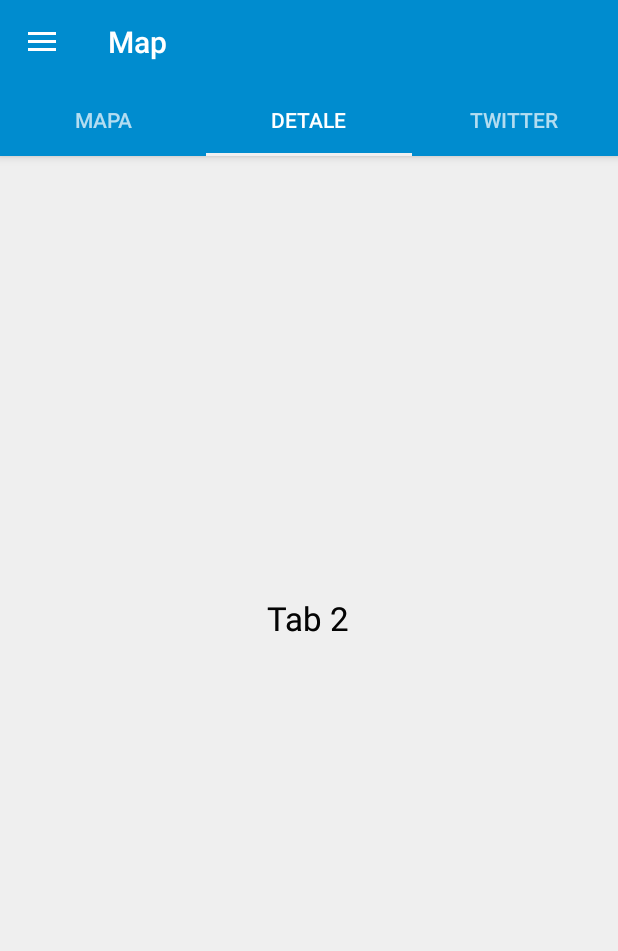
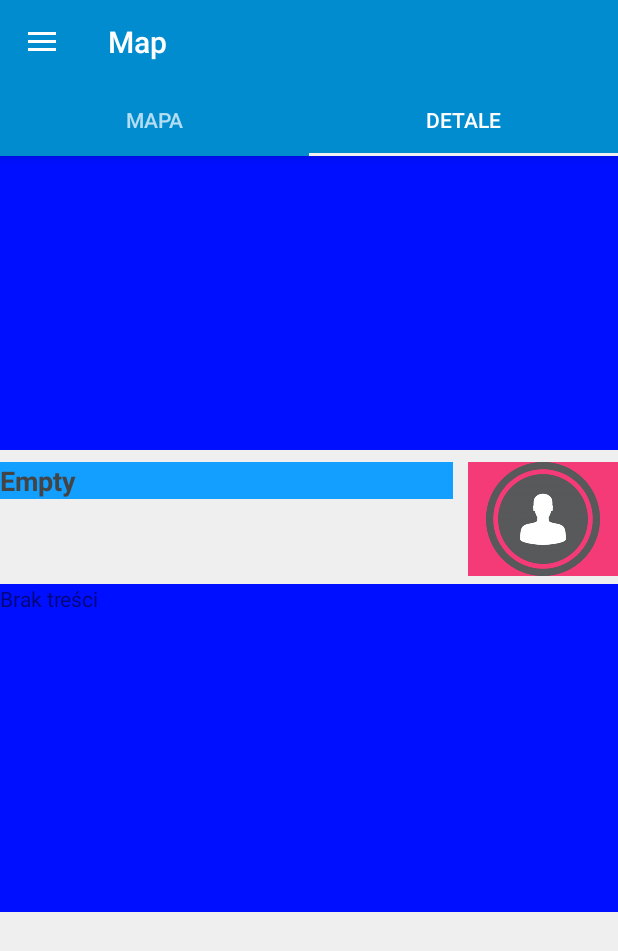
Before and after one commit to kmateuszssak/CityTourApp, an Android app: the fragment TabDetal placed in its activity, tab 2 chosen, on a phone screen of 412 x 824 dp. Shown: the top 951 px of the screen. Run offline under Robolectric (Android 15) with nearby library versions, the phone set to English and light mode, and no system bars; our stand-ins replace Firebase (no records; nobody signed in at launch, a user with empty details on screens opened directly), Volley; libraries missing offline, so code that uses them is left out: com.firebase.ui, com.twitter.sdk; network calls fail; 3 statements that could not run were skipped.

Commit message:
Nie działający tab_detal.xml

```diff
--- a/app/src/debug/res/values/google_maps_api.xml
+++ b/app/src/debug/res/values/google_maps_api.xml
@@ -20,5 +20,6 @@
     Once you have your key (it starts with "AIza"), replace the "google_maps_key"
     string in this file.
     -->
+    <!--<string name="google_maps_key" templateMergeStrategy="preserve" translatable="false">AIzaSyCL4G4LXQi9i4NXLpwW9LkduHqFFPJe7v0</string>-->
     <string name="google_maps_key" templateMergeStrategy="preserve" translatable="false">AIzaSyCL4G4LXQi9i4NXLpwW9LkduHqFFPJe7v0</string>
 </resources>
--- a/app/src/main/java/com/example/mateusz/citytourapp/MapsActivity.java
+++ b/app/src/main/java/com/example/mateusz/citytourapp/MapsActivity.java
@@ -17,6 +17,7 @@ import android.support.design.widget.BottomSheetBehavior;
 import android.support.design.widget.NavigationView;
 import android.support.design.widget.TabLayout;
 import android.support.v4.app.ActivityCompat;
+import android.support.v4.app.Fragment;
 import android.support.v4.content.ContextCompat;
 import android.support.v4.view.ViewPager;
 import android.support.v4.widget.DrawerLayout;
@@ -79,6 +80,10 @@ public class MapsActivity extends AppCompatActivity implements TabLayout.OnTabSe
     private TabLayout tabLayout;
     private ViewPager viewPager;
 
+    /**
+     *  Wybrane miejsce przez użytkownika - główny kontekst aplikacji.
+     */
+    private Feature selectedFeature = null;
 
     FirebaseUser user = null;
 
@@ -95,7 +100,6 @@ public class MapsActivity extends AppCompatActivity implements TabLayout.OnTabSe
         //Adding the tabs using addTab() method
         tabLayout.addTab(tabLayout.newTab().setText("Mapa"));
         tabLayout.addTab(tabLayout.newTab().setText("Detale"));
-        tabLayout.addTab(tabLayout.newTab().setText("Twitter"));
         tabLayout.setTabGravity(TabLayout.GRAVITY_FILL);
 
         //Initializing viewPager
@@ -106,6 +110,7 @@ public class MapsActivity extends AppCompatActivity implements TabLayout.OnTabSe
 
         //Adding adapter to pager
         viewPager.setAdapter(adapter);
+        viewPager.addOnPageChangeListener(new TabLayout.TabLayoutOnPageChangeListener(tabLayout));
 
         //Adding onTabSelectedListener to swipe views
         tabLayout.addOnTabSelectedListener(this);
@@ -133,7 +138,6 @@ public class MapsActivity extends AppCompatActivity implements TabLayout.OnTabSe
         drawerLayout.addDrawerListener(actionBarDrawerToggle);
 
         actionBarDrawerToggle.syncState();
-
 
         user = FirebaseAuth.getInstance().getCurrentUser();
         setNavigationHeaderUserData(user);
@@ -173,7 +177,6 @@ public class MapsActivity extends AppCompatActivity implements TabLayout.OnTabSe
         TwitterHelper m_aTwitterObject = DataStoreClass.getGlobalTwitterHelper();
         m_aTwitterObject.setM_aSession(twitterSession);
     }
-
 
     private void setupProfileImageInNavigationHeader(String url, NetworkImageView mNetworkImageView) {
         ImageLoader mImageLoader = CustomVolleyRequestQueue.getInstance(getApplicationContext())
@@ -228,6 +231,15 @@ public class MapsActivity extends AppCompatActivity implements TabLayout.OnTabSe
     }
 
     public void switchTab(int position) {
+
         tabLayout.getTabAt(position).select();
     }
+
+    public void setSelectedFeature(Feature feature) {
+        selectedFeature = feature;
+    }
+
+    public  Feature getSelectedFeature() {
+        return selectedFeature;
+    }
 }
--- a/app/src/main/java/com/example/mateusz/citytourapp/ui/Pager.java
+++ b/app/src/main/java/com/example/mateusz/citytourapp/ui/Pager.java
@@ -33,9 +33,6 @@ public class Pager extends FragmentStatePagerAdapter {
             case 1:
                 TabDetal tab2 = new TabDetal();
                 return tab2;
-            case 2:
-                TabTwitter tab3 = new TabTwitter();
-                return tab3;
             default:
                 return null;
         }
--- a/app/src/main/java/com/example/mateusz/citytourapp/ui/TabDetal.java
+++ b/app/src/main/java/com/example/mateusz/citytourapp/ui/TabDetal.java
@@ -9,8 +9,12 @@ import android.support.v4.app.Fragment;
 import android.view.LayoutInflater;
 import android.view.View;
 import android.view.ViewGroup;
+import android.widget.TextView;
 
+import com.android.volley.toolbox.ImageLoader;
+import com.android.volley.toolbox.NetworkImageView;
 import com.example.mateusz.citytourapp.MapsActivity;
+import com.example.mateusz.citytourapp.Model.Feature;
 import com.example.mateusz.citytourapp.R;
 
 /**
@@ -21,6 +25,11 @@ public class TabDetal extends Fragment {
 
     MapsActivity activity;
 
+    private TextView title;
+    private TextView description;
+    private NetworkImageView mNetworkImageView;
+    private ImageLoader mImageLoader;
+
     @Override
     public View onCreateView(LayoutInflater inflater, ViewGroup container, Bundle savedInstanceState) {
 
@@ -28,6 +37,46 @@ public class TabDetal extends Fragment {
             activity = (MapsActivity) getActivity();
         }
 
-        return inflater.inflate(R.layout.tab_detal, container, false);
+        View view = inflater.inflate(R.layout.tab_detal, container, false);
+
+        //title = view.findViewById(R.id.title_selected_item);
+        //description = view.findViewById(R.id.description_long_selected_item);
+        mNetworkImageView = (NetworkImageView) view.findViewById(R.id.networkImageView);
+
+        //setSelectedFeatureOnPage();
+
+        return view;
+    }
+
+    @Override
+    public void onHiddenChanged(boolean hidden) {
+        super.onHiddenChanged(hidden);
+
+        if (!hidden) {
+            setSelectedFeatureOnPage();
+        }
+    }
+
+    private void setSelectedFeatureOnPage() {
+        Feature feature = activity.getSelectedFeature();
+
+        if(feature == null)
+            return;
+
+        final String url = "http://www.poznan.pl/mim/upload/obiekty/" + feature.properties.grafika;
+        setupNetworkImageViewSource(url);
+
+        title.setText(feature.properties.nazwa);
+        description.setText(feature.properties.opis);
+    }
+
+    private void setupNetworkImageViewSource(String url) {
+        mImageLoader = CustomVolleyRequestQueue.getInstance(activity.getApplicationContext())
+                .getImageLoader();
+
+        mImageLoader.get(url, ImageLoader.getImageListener(mNetworkImageView,
+                R.mipmap.ic_launcher, android.R.drawable //Deafault image
+                        .ic_dialog_alert));//Error image
+        mNetworkImageView.setImageUrl(url, mImageLoader);
     }
 }
--- a/app/src/main/java/com/example/mateusz/citytourapp/ui/TabMap.java
+++ b/app/src/main/java/com/example/mateusz/citytourapp/ui/TabMap.java
@@ -352,8 +352,6 @@ public class TabMap extends Fragment implements
 
     }
 
-
-
     @Override
     public void onMarkerDragStart(Marker marker) {
 
@@ -373,6 +371,7 @@ public class TabMap extends Fragment implements
     public boolean onMarkerClick(Marker marker) {
 
         Feature feature = markerFeatureMap.get(marker);
+        activity.setSelectedFeature(feature);
 
         final String url = "http://www.poznan.pl/mim/upload/obiekty/" + feature.properties.grafika;
         setupNetworkImageViewSourceInBottomSheet(url);
--- a/app/src/main/res/layout/tab_detal.xml
+++ b/app/src/main/res/layout/tab_detal.xml
@@ -1,15 +1,65 @@
 <?xml version="1.0" encoding="utf-8"?>
-<RelativeLayout xmlns:android="http://schemas.android.com/apk/res/android"
+<android.support.design.widget.CoordinatorLayout
+    xmlns:android="http://schemas.android.com/apk/res/android"
+    xmlns:app="http://schemas.android.com/apk/res-auto"
+    xmlns:tools="http://schemas.android.com/tools"
     android:layout_width="match_parent"
     android:layout_height="match_parent"
-    android:orientation="vertical">
+    android:layout_alignParentBottom="true"
+    android:layout_alignParentEnd="true"
+    android:layout_marginTop="308dp"
+    android:orientation="vertical"
+    app:layout_behavior="@string/appbar_scrolling_view_behavior"
+    tools:context=".MapsActivity">
 
-    <TextView
-        android:id="@+id/textView"
-        android:layout_width="wrap_content"
-        android:layout_height="wrap_content"
-        android:layout_centerInParent="true"
-        android:text="Tab 2"
-        android:textAppearance="?android:attr/textAppearanceLarge"/>
+    <LinearLayout
+        android:layout_width="match_parent"
+        android:layout_height="300dp"
+        android:orientation="vertical">
+        <LinearLayout
+            android:id="@+id/details_selected_item_layout"
+            android:layout_width="match_parent"
+            android:layout_height="@dimen/image_height_bottom_sheet"
+            android:orientation="horizontal">
 
-</RelativeLayout>
+            <TextView
+                android:id="@+id/title_selected_item"
+                android:background="#129FFF"
+                android:layout_width="wrap_content"
+                android:layout_height="wrap_content"
+                android:layout_marginBottom="10dp"
+                android:layout_toLeftOf="@id/networkImage_selected_item"
+                android:layout_weight="2"
+                android:ellipsize="end"
+                android:maxLines="2"
+                android:text="Empty"
+                android:textColor="#444"
+                android:textSize="18dp"
+                android:textStyle="bold" />
+
+            <com.android.volley.toolbox.NetworkImageView
+                android:id="@+id/networkImage_selected_item"
+                android:background="#F43A77"
+                android:layout_width="100dp"
+                android:layout_height="@dimen/image_height_bottom_sheet"
+                android:layout_alignParentRight="true"
+                android:layout_alignParentTop="true"
+                android:layout_marginLeft="10dp"
+                android:src="@drawable/person" />
+
+        </LinearLayout>
+
+        <TextView
+            android:id="@+id/description_long_selected_item"
+            android:layout_width="match_parent"
+            android:layout_height="300dp"
+            android:layout_below="@+id/details_selected_item_layout"
+            android:layout_marginBottom="5dp"
+            android:layout_marginTop="5dp"
+            android:background="#000fff"
+            android:ellipsize="end"
+            android:text="Brak treści" />
+
+    </LinearLayout>
+
+</android.support.design.widget.CoordinatorLayout>
```
